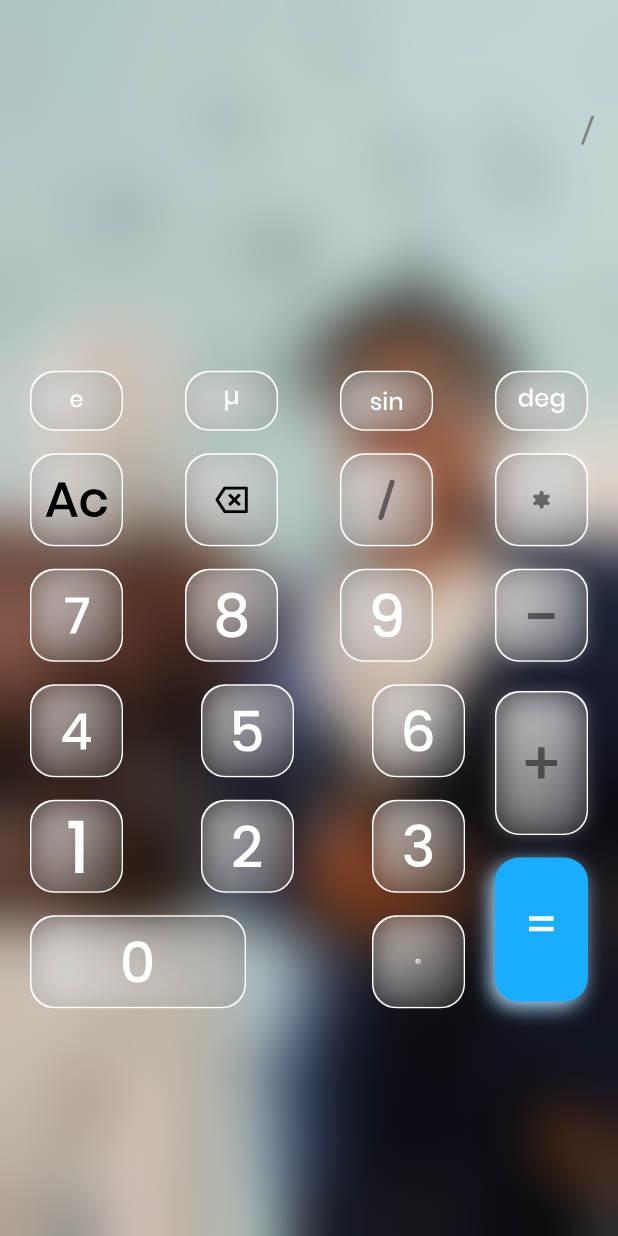
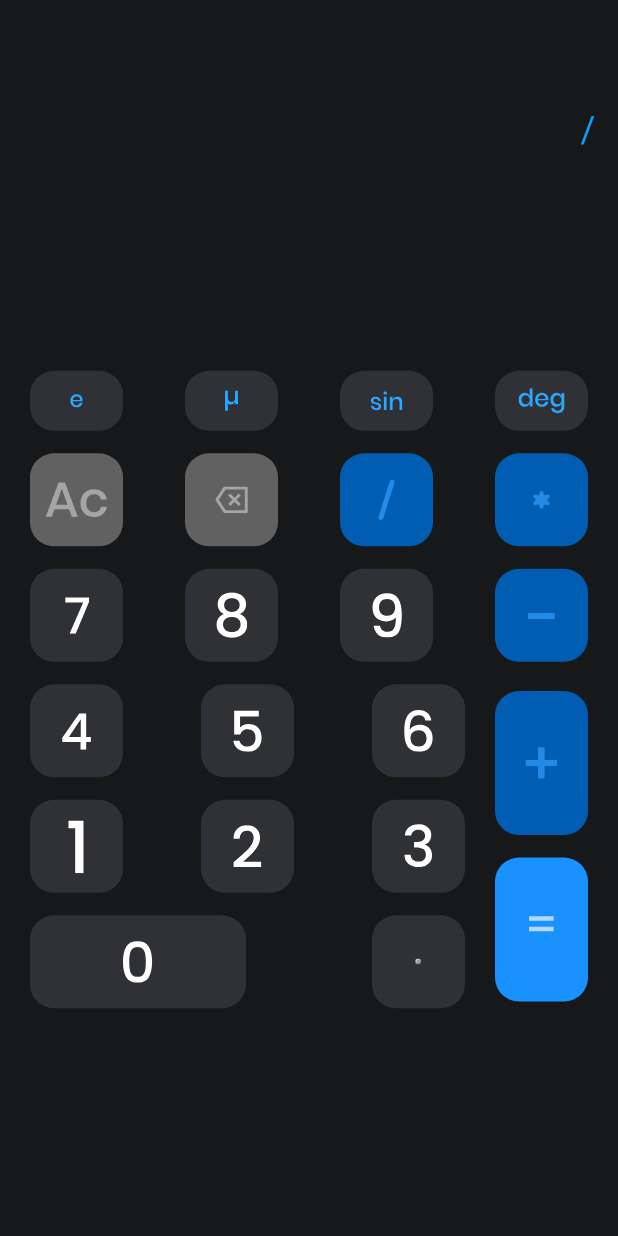
Before and after one commit to eisax/hoyoo, a Flutter app: the screen it shows after launch, after a tap on an icon or button, on a phone screen of 412 x 824 dp. Run offline on Flutter 3.47's test engine with Material 3 defaults, Android fonts, the phone set to English and light mode, and no system bars; our stand-ins replace device_preview, floor, flutter_svg, get, shared_preferences, sqflite; accounts and stored records are empty; generated files the repository leaves out were written again.

Commit message:
feat:updated home ui

```diff
--- a/lib/view/screens/home/home_screen.dart
+++ b/lib/view/screens/home/home_screen.dart
@@ -34,18 +34,10 @@ class _HomeScreenState extends State<HomeScreen> {
           width: Get.width,
           height: Get.height,
           decoration: BoxDecoration(
-            image: DecorationImage(
-                image: AssetImage(
-                  "assets/images/background.jpg",
-                ),
-                fit: BoxFit.cover),
             gradient: LinearGradient(
               begin: Alignment.topLeft,
               end: Alignment.bottomRight,
-              colors: [
-                const Color(0xFFF7F8FB),
-                const Color(0xFFF7F8FB).withOpacity(0.20),
-              ],
+              colors: [const Color(0xFF17181A), const Color(0xFF17181A)],
             ),
           ),
           child: SafeArea(
@@ -69,18 +61,10 @@ class _HomeScreenState extends State<HomeScreen> {
                             alignment: Alignment.bottomRight,
                             child: SingleChildScrollView(
                               scrollDirection: Axis.horizontal,
-                              child: Text(
+                              child: ColorfulText(
                                 calculationsController.calculations
                                     .map((e) => e.toString())
                                     .join(''),
-                                textAlign: TextAlign.end,
-                                style: Theme.of(context)
-                                    .textTheme
-                                    .bodyMedium
-                                    ?.copyWith(
-                                      fontSize: 24,
-                                      color: const Color(0xFF818181),
-                                    ),
                               ),
                             ),
                           ),
@@ -92,9 +76,7 @@ class _HomeScreenState extends State<HomeScreen> {
                           flex: 1,
                           child: Text(
                             calculationsController.result != null
-                                ? roundToDecimalPlaces(
-                                        calculationsController.result!, 9)
-                                    .toString()
+                                ? ("=${roundToDecimalPlaces(calculationsController.result!, 9)}")
                                 : "",
                             textAlign: TextAlign.end,
                             style: Theme.of(context)
@@ -102,7 +84,7 @@ class _HomeScreenState extends State<HomeScreen> {
                                 .bodyMedium
                                 ?.copyWith(
                                   fontSize: 48,
-                                  color: const Color(0xFF424242),
+                                  color: const Color(0xFFFFFFFF),
                                 ),
                           ),
                         ),
@@ -127,6 +109,8 @@ class _HomeScreenState extends State<HomeScreen> {
                                 width: 62,
                                 height: 40,
                                 radius: 16,
+                                isLinearGradient: false,
+                                backgroundColor: const Color(0xFF303136),
                                 child: Stack(
                                   alignment: Alignment.center,
                                   children: [
@@ -135,7 +119,7 @@ class _HomeScreenState extends State<HomeScreen> {
                                       height: 10.17,
                                       child: SvgPicture.asset(
                                         Images.e,
-                                        color: Colors.white,
+                                        color: const Color(0xFF29A8FF),
                                       ),
                                     ),
                                   ],
@@ -145,6 +129,8 @@ class _HomeScreenState extends State<HomeScreen> {
                                 width: 62,
                                 height: 40,
                                 radius: 16,
+                                isLinearGradient: false,
+                                backgroundColor: const Color(0xFF303136),
                                 child: Stack(
                                   alignment: Alignment.center,
                                   children: [
@@ -153,7 +139,7 @@ class _HomeScreenState extends State<HomeScreen> {
                                       height: 14.63,
                                       child: SvgPicture.asset(
                                         Images.mu,
-                                        color: Colors.white,
+                                        color: const Color(0xFF29A8FF),
                                       ),
                                     ),
                                   ],
@@ -163,6 +149,8 @@ class _HomeScreenState extends State<HomeScreen> {
                                 width: 62,
                                 height: 40,
                                 radius: 16,
+                                isLinearGradient: false,
+                                backgroundColor: const Color(0xFF303136),
                                 child: Stack(
                                   alignment: Alignment.center,
                                   children: [
@@ -171,7 +159,7 @@ class _HomeScreenState extends State<HomeScreen> {
                                       height: 14.13,
                                       child: SvgPicture.asset(
                                         Images.sin,
-                                        color: Colors.white,
+                                        color: const Color(0xFF29A8FF),
                                       ),
                                     ),
                                   ],
@@ -181,6 +169,8 @@ class _HomeScreenState extends State<HomeScreen> {
                                 width: 62,
                                 height: 40,
                                 radius: 16,
+                                isLinearGradient: false,
+                                backgroundColor: const Color(0xFF303136),
                                 child: Stack(
                                   alignment: Alignment.center,
                                   children: [
@@ -189,7 +179,7 @@ class _HomeScreenState extends State<HomeScreen> {
                                       height: 18.18,
                                       child: SvgPicture.asset(
                                         Images.deg,
-                                        color: Colors.white,
+                                        color: const Color(0xFF29A8FF),
                                       ),
                                     ),
                                   ],
@@ -212,14 +202,18 @@ class _HomeScreenState extends State<HomeScreen> {
                                   width: 62,
                                   height: 62,
                                   radius: 16,
+                                  isLinearGradient: false,
+                                  backgroundColor: const Color(0xFF616161),
                                   child: Stack(
                                     alignment: Alignment.center,
                                     children: [
                                       SizedBox(
                                         width: 42,
                                         height: 48,
-                                        child: SvgPicture.asset(Images.ac,
-                                            color: const Color(0xFF000000)),
+                                        child: SvgPicture.asset(
+                                          Images.ac,
+                                          color: const Color(0xFFA5A5A5),
+                                        ),
                                       ),
                                     ],
                                   ),
@@ -234,6 +228,8 @@ class _HomeScreenState extends State<HomeScreen> {
                                   width: 62,
                                   height: 62,
                                   radius: 16,
+                                  isLinearGradient: false,
+                                  backgroundColor: const Color(0xFF616161),
                                   child: Stack(
                                     alignment: Alignment.center,
                                     children: [
@@ -242,7 +238,7 @@ class _HomeScreenState extends State<HomeScreen> {
                                         height: 18,
                                         child: SvgPicture.asset(
                                           Images.vector,
-                                          color: const Color(0xFF000000),
+                                          color: const Color(0xFFA5A5A5),
                                         ),
                                       ),
                                     ],
@@ -259,15 +255,8 @@ class _HomeScreenState extends State<HomeScreen> {
                                   width: 62,
                                   height: 62,
                                   radius: 16,
-                                  boxShadow: [
-                                    BoxShadow(
-                                      color: const Color(0xFFFFFFFF)
-                                          .withOpacity(0.25),
-                                      spreadRadius: 0,
-                                      blurRadius: 9,
-                                      offset: const Offset(0, 0),
-                                    ),
-                                  ],
+                                  isLinearGradient: false,
+                                  backgroundColor: const Color(0xFF005DB2),
                                   child: Stack(
                                     alignment: Alignment.center,
                                     children: [
@@ -276,8 +265,7 @@ class _HomeScreenState extends State<HomeScreen> {
                                         height: 27,
                                         child: SvgPicture.asset(
                                           Images.divide,
-                                          color: const Color(0xFF000000)
-                                              .withOpacity(0.7),
+                                          color: const Color(0xFF339DFF),
                                         ),
                                       ),
                                     ],
@@ -293,15 +281,8 @@ class _HomeScreenState extends State<HomeScreen> {
                                   width: 62,
                                   height: 62,
                                   radius: 16,
-                                  boxShadow: [
-                                    BoxShadow(
-                                      color: const Color(0xFFFFFFFF)
-                                          .withOpacity(0.25),
-                                      spreadRadius: 0,
-                                      blurRadius: 9,
-                                      offset: const Offset(0, 0),
-                                    ),
-                                  ],
+                                  isLinearGradient: false,
+                                  backgroundColor: const Color(0xFF005DB2),
                                   child: Stack(
                                     alignment: Alignment.center,
                                     children: [
@@ -310,8 +291,7 @@ class _HomeScreenState extends State<HomeScreen> {
                                         height: 12,
                                         child: SvgPicture.asset(
                                           Images.multiply,
-                                          color: const Color(0xFF000000)
-                                              .withOpacity(0.7),
+                                          color: const Color(0xFF339DFF),
                                         ),
                                       ),
                                     ],
@@ -335,6 +315,8 @@ class _HomeScreenState extends State<HomeScreen> {
                                   width: 62,
                                   height: 62,
                                   radius: 16,
+                                  isLinearGradient: false,
+                                  backgroundColor: const Color(0xFF303136),
                                   child: Stack(
                                     alignment: Alignment.center,
                                     children: [
@@ -359,6 +341,8 @@ class _HomeScreenState extends State<HomeScreen> {
                                   width: 62,
                                   height: 62,
                                   radius: 16,
+                                  isLinearGradient: false,
+                                  backgroundColor: const Color(0xFF303136),
                                   child: Stack(
                                     alignment: Alignment.center,
                                     children: [
@@ -383,6 +367,8 @@ class _HomeScreenState extends State<HomeScreen> {
                                   width: 62,
                                   height: 62,
                                   radius: 16,
+                                  isLinearGradient: false,
+                                  backgroundColor: const Color(0xFF303136),
                                   child: Stack(
                                     alignment: Alignment.center,
                                     children: [
@@ -412,15 +398,8 @@ class _HomeScreenState extends State<HomeScreen> {
                                     width: 62,
                                     height: 62,
                                     radius: 16,
-                                    boxShadow: [
-                                      BoxShadow(
-                                        color: const Color(0xFFFFFFFF)
-                                            .withOpacity(0.25),
-                                        spreadRadius: 0,
-                                        blurRadius: 9,
-                                        offset: const Offset(0, 0),
-                                      ),
-                                    ],
+                                    isLinearGradient: false,
+                                    backgroundColor: const Color(0xFF005DB2),
                                     child: Stack(
                                       alignment: Alignment.center,
                                       children: [
@@ -429,8 +408,7 @@ class _HomeScreenState extends State<HomeScreen> {
                                           height: 48,
                                           child: SvgPicture.asset(
                                             Images.subtract,
-                                            color: const Color(0xFF000000)
-                                                .withOpacity(0.7),
+                                            color: const Color(0xFF339DFF),
                                           ),
                                         ),
                                       ],
@@ -463,6 +441,9 @@ class _HomeScreenState extends State<HomeScreen> {
                                             width: 62,
                                             height: 62,
                                             radius: 16,
+                                            isLinearGradient: false,
+                                            backgroundColor:
+                                                const Color(0xFF303136),
                                             child: Stack(
                                               alignment: Alignment.center,
                                               children: [
@@ -487,6 +468,9 @@ class _HomeScreenState extends State<HomeScreen> {
                                             width: 62,
                                             height: 62,
                                             radius: 16,
+                                            isLinearGradient: false,
+                                            backgroundColor:
+                                                const Color(0xFF303136),
                                             child: Stack(
                                               alignment: Alignment.center,
                                               children: [
@@ -511,6 +495,9 @@ class _HomeScreenState extends State<HomeScreen> {
                                             width: 62,
                                             height: 62,
                                             radius: 16,
+                                            isLinearGradient: false,
+                                            backgroundColor:
+                                                const Color(0xFF303136),
                                             child: Stack(
                                               alignment: Alignment.center,
                                               children: [
@@ -544,6 +531,9 @@ class _HomeScreenState extends State<HomeScreen> {
                                             width: 62,
                                             height: 62,
                                             radius: 16,
+                                            isLinearGradient: false,
+                                            backgroundColor:
+                                                const Color(0xFF303136),
                                             child: Stack(
                                               alignment: Alignment.center,
                                               children: [
@@ -568,6 +558,9 @@ class _HomeScreenState extends State<HomeScreen> {
                                             width: 62,
                                             height: 62,
                                             radius: 16,
+                                            isLinearGradient: false,
+                                            backgroundColor:
+                                                const Color(0xFF303136),
                                             child: Stack(
                                               alignment: Alignment.center,
                                               children: [
@@ -592,6 +585,9 @@ class _HomeScreenState extends State<HomeScreen> {
                                             width: 62,
                                             height: 62,
                                             radius: 16,
+                                            isLinearGradient: false,
+                                            backgroundColor:
+                                                const Color(0xFF303136),
                                             child: Stack(
                                               alignment: Alignment.center,
                                               children: [
@@ -620,6 +616,9 @@ class _HomeScreenState extends State<HomeScreen> {
                                           width: 144,
                                           height: 62,
                                           radius: 16,
+                                          isLinearGradient: false,
+                                          backgroundColor:
+                                              const Color(0xFF303136),
                                           child: Stack(
                                             alignment: Alignment.center,
                                             children: [
@@ -638,6 +637,9 @@ class _HomeScreenState extends State<HomeScreen> {
                                           width: 62,
                                           height: 62,
                                           radius: 16,
+                                          isLinearGradient: false,
+                                          backgroundColor:
+                                              const Color(0xFF303136),
                                           child: Stack(
                                             alignment: Alignment.center,
                                             children: [
@@ -671,15 +673,8 @@ class _HomeScreenState extends State<HomeScreen> {
                                       width: 62,
                                       height: 96,
                                       radius: 16,
-                                      boxShadow: [
-                                        BoxShadow(
-                                          color: const Color(0xFFFFFFFF)
-                                              .withOpacity(0.25),
-                                          spreadRadius: 0,
-                                          blurRadius: 9,
-                                          offset: const Offset(0, 0),
-                                        ),
-                                      ],
+                                      isLinearGradient: false,
+                                      backgroundColor: const Color(0xFF005DB2),
                                       child: Stack(
                                         alignment: Alignment.center,
                                         children: [
@@ -688,8 +683,7 @@ class _HomeScreenState extends State<HomeScreen> {
                                             height: 48,
                                             child: SvgPicture.asset(
                                               Images.add,
-                                              color: const Color(0xFF000000)
-                                                  .withOpacity(0.7),
+                                              color: const Color(0xFF339DFF),
                                             ),
                                           ),
                                         ],
@@ -708,24 +702,9 @@ class _HomeScreenState extends State<HomeScreen> {
                                       width: 62,
                                       height: 96,
                                       radius: 16,
-                                      backgroundColor: const Color(0xFF19ACFF),
+                                      backgroundColor: const Color(0xFF1991FF),
                                       isLinearGradient: false,
                                       isBorder: false,
-                                      boxShadow: [
-                                        BoxShadow(
-                                          color: const Color(0xFF000000)
-                                              .withOpacity(0.25),
-                                          spreadRadius: 0,
-                                          blurRadius: 4,
-                                          offset: const Offset(0, 4),
-                                        ),
-                                        const BoxShadow(
-                                          color: Color(0xFFB0DFFF),
-                                          spreadRadius: 0,
-                                          blurRadius: 11,
-                                          offset: Offset(-3, 4),
-                                        ),
-                                      ],
                                       child: Stack(
                                         alignment: Alignment.center,
                                         children: [
@@ -734,7 +713,7 @@ class _HomeScreenState extends State<HomeScreen> {
                                             height: 48,
                                             child: SvgPicture.asset(
                                               Images.equal,
-                                              color: Colors.white,
+                                              color: const Color(0xFFB2DAFF),
                                             ),
                                           ),
                                         ],
@@ -790,9 +769,6 @@ class _BluryButtonWidgetState extends State<BluryButtonWidget>
       width: widget.width ?? 62,
       height: widget.height ?? 34,
       decoration: BoxDecoration(
-          border: widget.isBorder
-              ? Border.all(width: 1, color: const Color(0xFFFFFFFF))
-              : null,
           borderRadius: BorderRadius.circular(widget.radius ?? 16),
           color: widget.backgroundColor,
           gradient: widget.isLinearGradient
@@ -821,3 +797,33 @@ class _BluryButtonWidgetState extends State<BluryButtonWidget>
     );
   }
 }
+
+class ColorfulText extends StatelessWidget {
+  final String text;
+
+  ColorfulText(this.text);
+
+  @override
+  Widget build(BuildContext context) {
+    return RichText(
+      textAlign: TextAlign.end,
+      text: TextSpan(
+        children: text.split('').map((char) {
+          return TextSpan(
+            text: char,
+            style: Theme.of(context).textTheme.bodyMedium?.copyWith(
+                  fontSize: 24,
+                  color: _isNumber(char)
+                      ? const Color(0xFF818181)
+                      : const Color(0xFF109DFF),
+                ),
+          );
+        }).toList(),
+      ),
+    );
+  }
+
+  bool _isNumber(String char) {
+    return double.tryParse(char) != null;
+  }
+}
```
Also changed, not shown: 4 other files.
